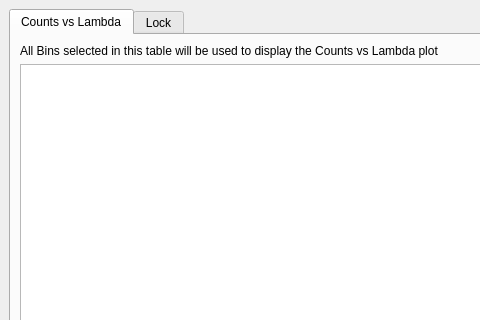
Above: designer/ui_advancedFittingSelection.ui from ornlneutronimaging/iBeatles before the change; both pictures show x 0 to 480 and y 0 to 320 of the 946 by 766 pixel window. Below: the same form after it.
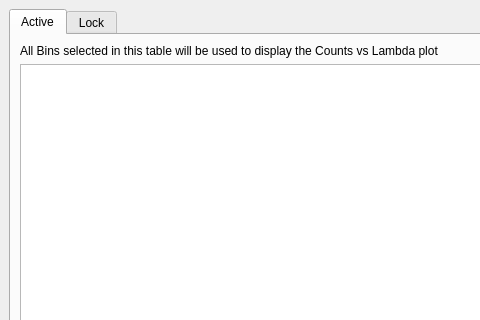
That is the form after the change.

```diff
--- a/designer/ui_advancedFittingSelection.ui
+++ b/designer/ui_advancedFittingSelection.ui
@@ -40,7 +40,7 @@
       </property>
       <widget class="QWidget" name="tab">
        <attribute name="title">
-        <string>Counts vs Lambda</string>
+        <string>Active</string>
        </attribute>
        <layout class="QVBoxLayout" name="verticalLayout">
         <item>
```
